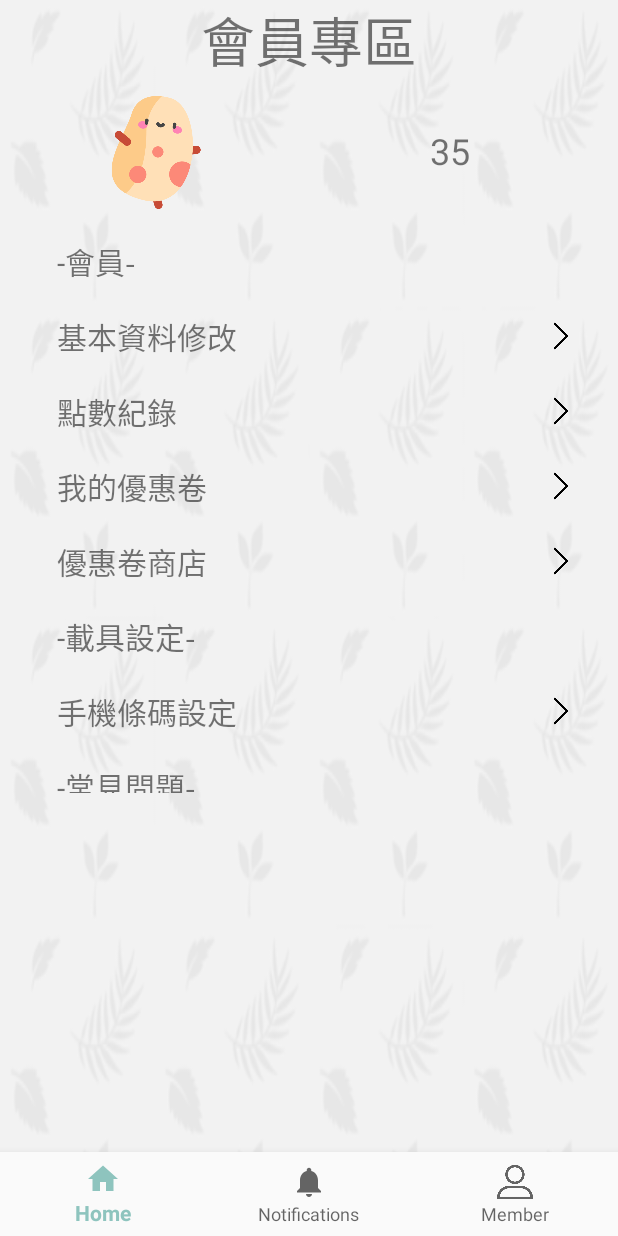
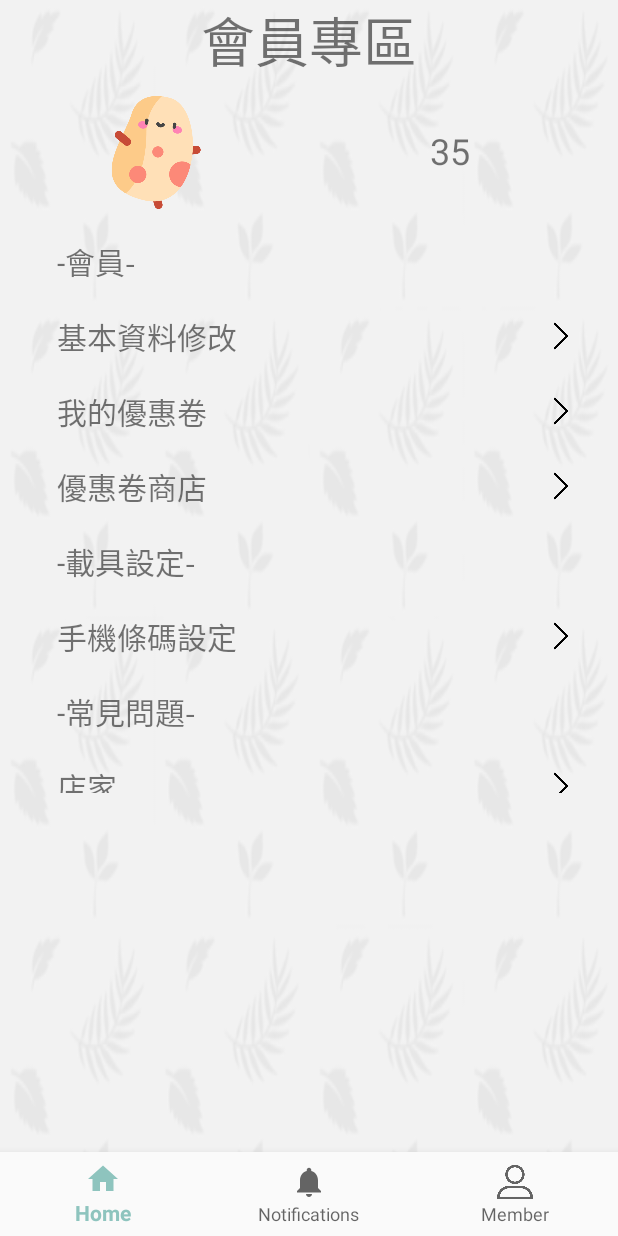
Before and after one commit to jj97181818/CarbonPoint, an Android app: the MemberActivity screen opened directly, with no data from a screen before it, on a phone screen of 412 x 824 dp. Run offline under Robolectric (Android 15) with nearby library versions, the phone set to English and light mode, and no system bars; 2 statements that could not run were skipped.

Commit message:
Disable point record

```diff
--- a/app/src/main/java/me/jj97181818/carbonpoint/Activity/MemberActivity.java
+++ b/app/src/main/java/me/jj97181818/carbonpoint/Activity/MemberActivity.java
@@ -63,7 +63,6 @@ public class MemberActivity extends AppCompatActivity {
 
         myDataset.add(new Pair<>(R.drawable.transparent, "-會員-"));
         myDataset.add(new Pair<>(R.drawable.rightarrow, "基本資料修改"));
-        myDataset.add(new Pair<>(R.drawable.rightarrow, "點數紀錄"));
         myDataset.add(new Pair<>(R.drawable.rightarrow, "我的優惠卷"));
         myDataset.add(new Pair<>(R.drawable.rightarrow, "優惠卷商店"));
         myDataset.add(new Pair<>(R.drawable.transparent, "-載具設定-"));
```
